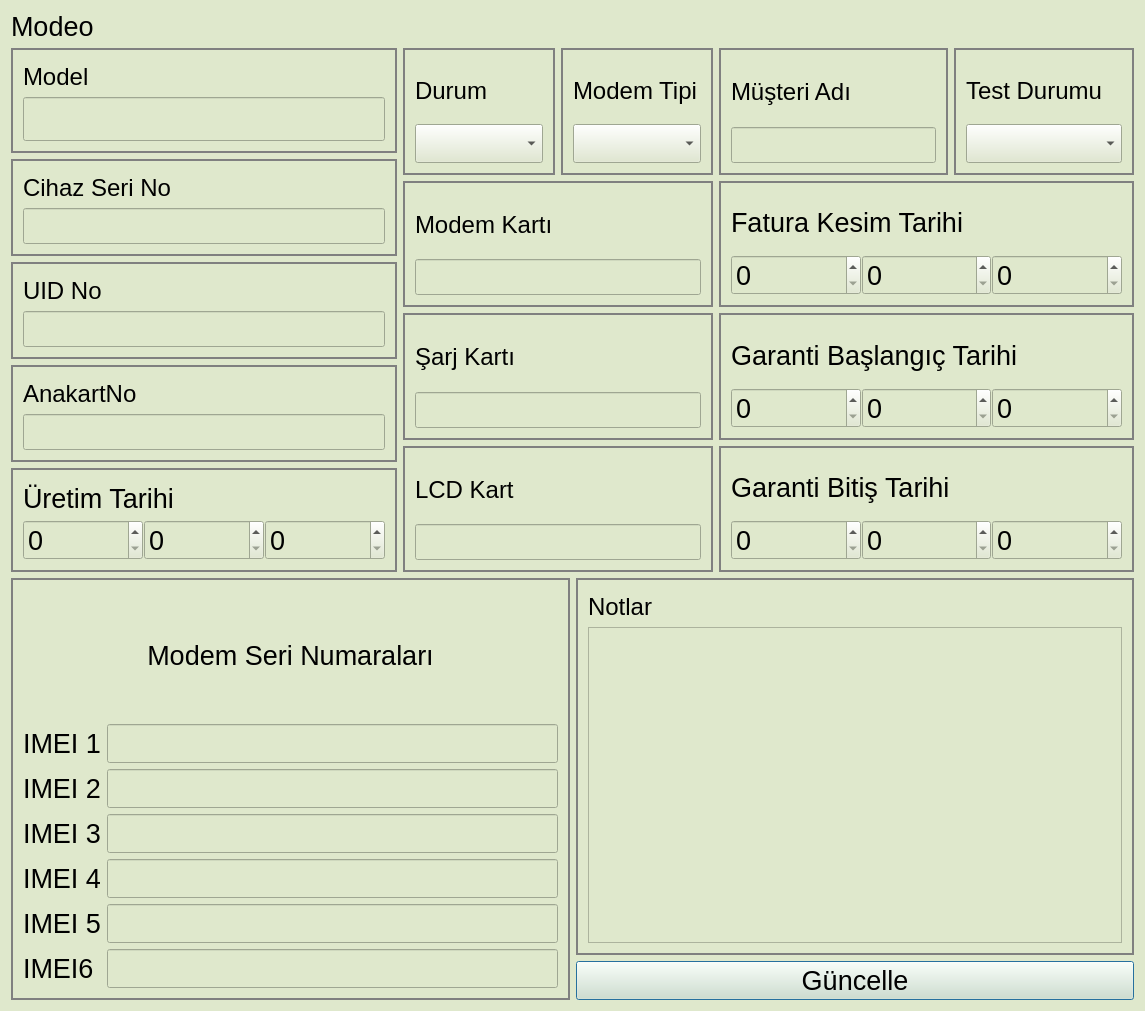
The window that src/informationdialog.ui (yunusemrecinar/QT5-cihaz-kimlik-teknik-servis) describes before a commit, drawn with Qt 5.
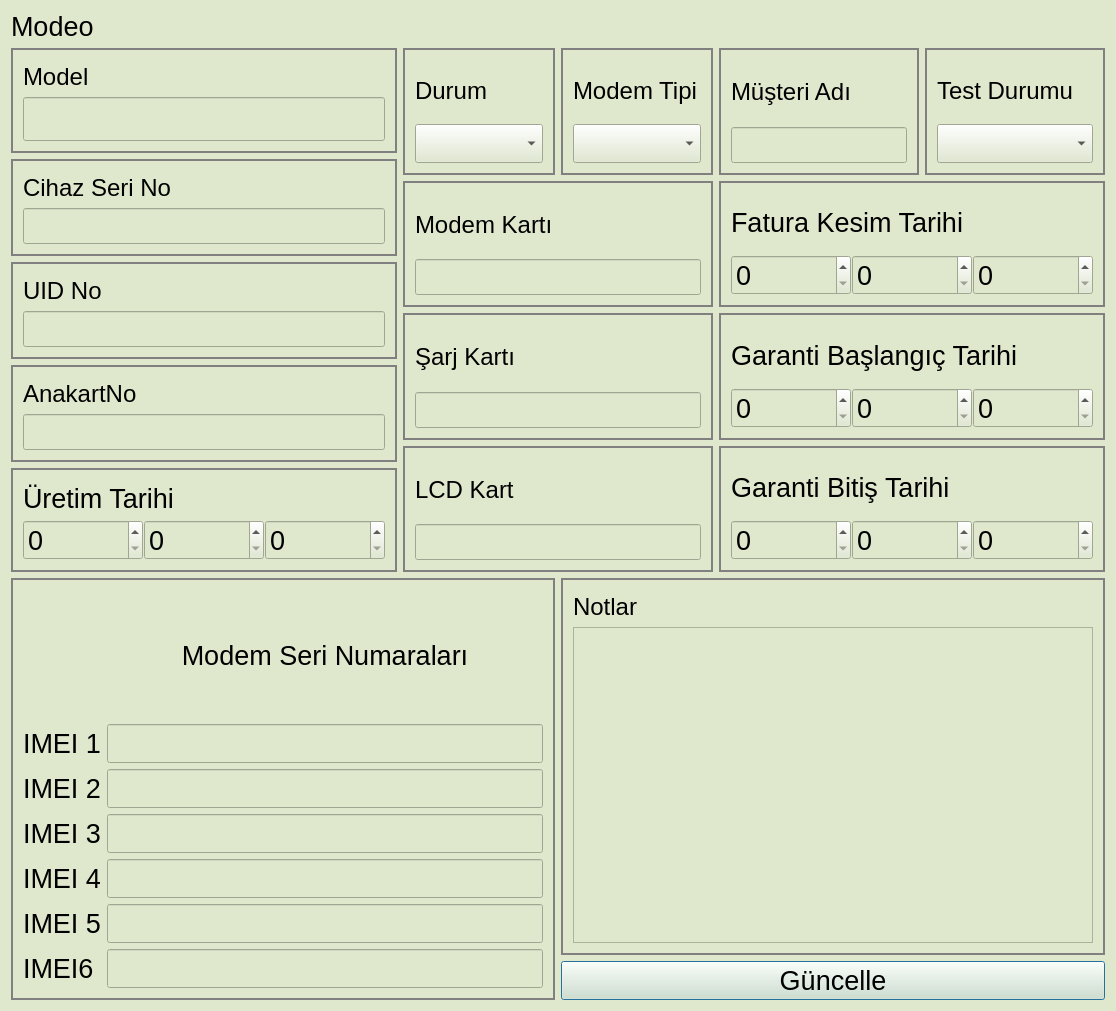
The same window after the commit.

```diff
--- a/src/informationdialog.ui
+++ b/src/informationdialog.ui
@@ -6,7 +6,7 @@
    <rect>
     <x>0</x>
     <y>0</y>
-    <width>1145</width>
+    <width>1116</width>
     <height>1011</height>
    </rect>
   </property>
@@ -808,27 +808,18 @@
 }</string>
          </property>
          <layout class="QVBoxLayout" name="verticalLayout_31">
-          <item>
-           <widget class="QLabel" name="label_4">
-            <property name="font">
-             <font>
-              <pointsize>20</pointsize>
-             </font>
-            </property>
-            <property name="layoutDirection">
-             <enum>Qt::LeftToRight</enum>
-            </property>
-            <property name="text">
-             <string>Modem Seri Numaraları</string>
-            </property>
-            <property name="alignment">
-             <set>Qt::AlignCenter</set>
-            </property>
-           </widget>
-          </item>
           <item>
            <layout class="QGridLayout" name="gridLayout_3">
-            <item row="2" column="0">
+            <item row="2" column="1">
+             <widget class="QLineEdit" name="modemSeri2_1">
+              <property name="font">
+               <font>
+                <pointsize>20</pointsize>
+               </font>
+              </property>
+             </widget>
+            </item>
+            <item row="3" column="0">
              <widget class="QLabel" name="modemSeri3_2">
               <property name="font">
                <font>
@@ -840,7 +831,7 @@
               </property>
              </widget>
             </item>
-            <item row="4" column="0">
+            <item row="5" column="0">
              <widget class="QLabel" name="modemSeri5_2">
               <property name="font">
                <font>
@@ -852,17 +843,8 @@
               </property>
              </widget>
             </item>
-            <item row="1" column="1">
-             <widget class="QLineEdit" name="modemSeri2_1">
-              <property name="font">
-               <font>
-                <pointsize>20</pointsize>
-               </font>
-              </property>
-             </widget>
-            </item>
             <item row="3" column="1">
-             <widget class="QLineEdit" name="modemSeri4_1">
+             <widget class="QLineEdit" name="modemSeri3_1">
               <property name="font">
                <font>
                 <pointsize>20</pointsize>
@@ -870,7 +852,16 @@
               </property>
              </widget>
             </item>
-            <item row="4" column="1">
+            <item row="1" column="1">
+             <widget class="QLineEdit" name="modemSeri1_1">
+              <property name="font">
+               <font>
+                <pointsize>20</pointsize>
+               </font>
+              </property>
+             </widget>
+            </item>
+            <item row="5" column="1">
              <widget class="QLineEdit" name="modemSeri5_1">
               <property name="font">
                <font>
@@ -879,19 +870,16 @@
               </property>
              </widget>
             </item>
-            <item row="0" column="0">
-             <widget class="QLabel" name="modemSeri1_2">
+            <item row="6" column="1">
+             <widget class="QLineEdit" name="modemSeri6_1">
               <property name="font">
                <font>
                 <pointsize>20</pointsize>
                </font>
               </property>
-              <property name="text">
-               <string>IMEI 1</string>
-              </property>
              </widget>
             </item>
-            <item row="3" column="0">
+            <item row="4" column="0">
              <widget class="QLabel" name="modemSeri4_2">
               <property name="font">
                <font>
@@ -903,7 +891,28 @@
               </property>
              </widget>
             </item>
+            <item row="4" column="1">
+             <widget class="QLineEdit" name="modemSeri4_1">
+              <property name="font">
+               <font>
+                <pointsize>20</pointsize>
+               </font>
+              </property>
+             </widget>
+            </item>
             <item row="1" column="0">
+             <widget class="QLabel" name="modemSeri1_2">
+              <property name="font">
+               <font>
+                <pointsize>20</pointsize>
+               </font>
+              </property>
+              <property name="text">
+               <string>IMEI 1</string>
+              </property>
+             </widget>
+            </item>
+            <item row="2" column="0">
              <widget class="QLabel" name="modemSeri2_2">
               <property name="font">
                <font>
@@ -915,25 +924,7 @@
               </property>
              </widget>
             </item>
-            <item row="0" column="1">
-             <widget class="QLineEdit" name="modemSeri1_1">
-              <property name="font">
-               <font>
-                <pointsize>20</pointsize>
-               </font>
-              </property>
-             </widget>
-            </item>
-            <item row="2" column="1">
-             <widget class="QLineEdit" name="modemSeri3_1">
-              <property name="font">
-               <font>
-                <pointsize>20</pointsize>
-               </font>
-              </property>
-             </widget>
-            </item>
-            <item row="5" column="0">
+            <item row="6" column="0">
              <widget class="QLabel" name="modemSeri6_2">
               <property name="font">
                <font>
@@ -945,13 +936,22 @@
               </property>
              </widget>
             </item>
-            <item row="5" column="1">
-             <widget class="QLineEdit" name="modemSeri6_1">
+            <item row="0" column="1">
+             <widget class="QLabel" name="label_4">
               <property name="font">
                <font>
                 <pointsize>20</pointsize>
                </font>
               </property>
+              <property name="layoutDirection">
+               <enum>Qt::LeftToRight</enum>
+              </property>
+              <property name="text">
+               <string>Modem Seri Numaraları</string>
+              </property>
+              <property name="alignment">
+               <set>Qt::AlignCenter</set>
+              </property>
              </widget>
             </item>
            </layout>
```
